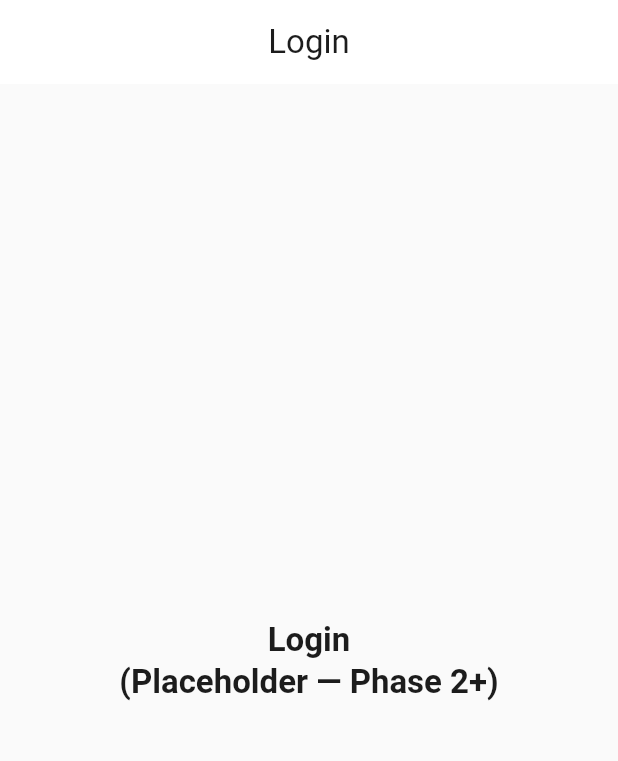
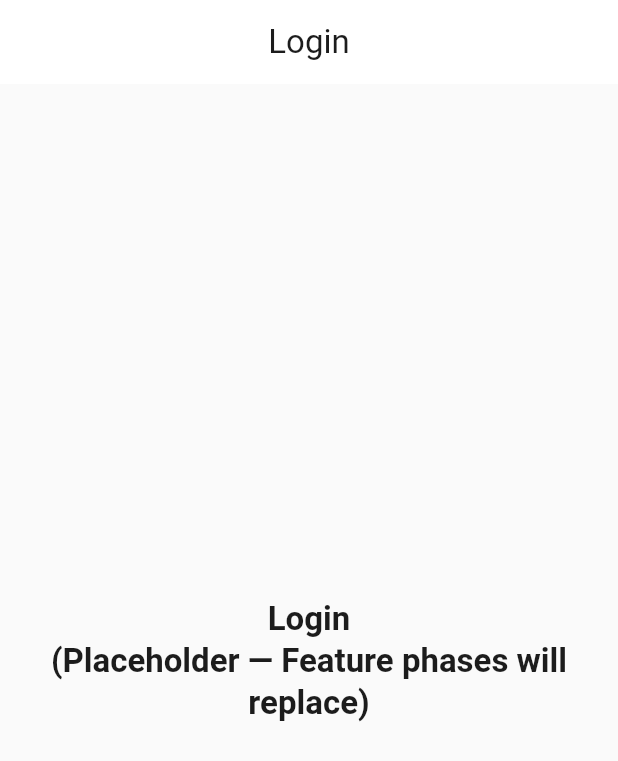
Before and after one commit to ogdevlabs/MWF, a Flutter app: the screen it shows after launch, on a phone screen of 412 x 824 dp. Shown: the top 761 px of the screen. Run offline on Flutter 3.47's test engine with Material 3 defaults, Android fonts, the phone set to English and light mode, and no system bars; our stand-ins replace connectivity_plus, drift, drift_flutter, firebase_core, flutter_riverpod, go_router and 5 more; missing offline and left inert: background_downloader; accounts and stored records are empty; generated files the repository leaves out were written again.

Commit message:
feat(02-07): convert app router to Riverpod auth provider + ConsumerWidget main
- Replace createAppRouter(isAuthenticated: bool) with @Riverpod(keepAlive: true) appRouter provider
- Router watches isAuthenticatedProvider for reactive redirect
- Add /feedback/:sessionId and /settings routes for feature phases
- Update MwfApp from StatelessWidget to ConsumerWidget watching appRouterProvider
- Add part 'app_router.g.dart' directive for code generation

```diff
--- a/mobile/lib/main.dart
+++ b/mobile/lib/main.dart
@@ -1,6 +1,7 @@
 import 'package:flutter/material.dart';
 import 'package:flutter_riverpod/flutter_riverpod.dart';
 import 'package:supabase_flutter/supabase_flutter.dart';
+
 import 'shared/theme/app_theme.dart';
 import 'shared/router/app_router.dart';
 
@@ -18,13 +19,12 @@ void main() async {
   runApp(const ProviderScope(child: MwfApp()));
 }
 
-class MwfApp extends StatelessWidget {
+class MwfApp extends ConsumerWidget {
   const MwfApp({super.key});
 
   @override
-  Widget build(BuildContext context) {
-    // TODO Phase 2: Replace with Riverpod-driven auth state
-    final router = createAppRouter(isAuthenticated: false);
+  Widget build(BuildContext context, WidgetRef ref) {
+    final router = ref.watch(appRouterProvider);
 
     return MaterialApp.router(
       title: 'Mat Pilates Coach',
--- a/mobile/lib/shared/router/app_router.dart
+++ b/mobile/lib/shared/router/app_router.dart
@@ -1,19 +1,28 @@
 import 'package:flutter/material.dart';
 import 'package:go_router/go_router.dart';
+import 'package:riverpod_annotation/riverpod_annotation.dart';
+import 'package:flutter_riverpod/flutter_riverpod.dart';
 
-GoRouter createAppRouter({required bool isAuthenticated}) {
+import '../../core/auth/auth_provider.dart';
+
+part 'app_router.g.dart';
+
+/// Provides the app router with reactive auth-based redirects.
+///
+/// Uses refreshListenable pattern: router re-evaluates redirect whenever
+/// auth state changes (sign in, sign out, token refresh).
+@Riverpod(keepAlive: true)
+GoRouter appRouter(Ref ref) {
+  final isAuth = ref.watch(isAuthenticatedProvider);
+
   return GoRouter(
     initialLocation: '/programs',
     redirect: (BuildContext context, GoRouterState state) {
-      final loggingIn = state.matchedLocation == '/login';
-      final signingUp = state.matchedLocation == '/signup';
+      final isAuthRoute = state.matchedLocation == '/login' ||
+          state.matchedLocation == '/signup';
 
-      if (!isAuthenticated) {
-        if (loggingIn || signingUp) return null;
-        return '/login';
-      }
-
-      if (loggingIn || signingUp) return '/programs';
+      if (!isAuth && !isAuthRoute) return '/login';
+      if (isAuth && isAuthRoute) return '/programs';
       return null;
     },
     routes: [
@@ -25,8 +34,7 @@ GoRouter createAppRouter({required bool isAuthenticated}) {
       GoRoute(
         path: '/signup',
         name: 'signup',
-        builder: (context, state) =>
-            const _PlaceholderScreen(title: 'Sign Up'),
+        builder: (context, state) => const _PlaceholderScreen(title: 'Sign Up'),
       ),
       GoRoute(
         path: '/onboarding',
@@ -74,6 +82,18 @@ GoRouter createAppRouter({required bool isAuthenticated}) {
         builder: (context, state) =>
             const _PlaceholderScreen(title: 'Paywall'),
       ),
+      GoRoute(
+        path: '/feedback/:sessionId',
+        name: 'feedback',
+        builder: (context, state) =>
+            const _PlaceholderScreen(title: 'Feedback'),
+      ),
+      GoRoute(
+        path: '/settings',
+        name: 'settings',
+        builder: (context, state) =>
+            const _PlaceholderScreen(title: 'Settings'),
+      ),
     ],
   );
 }
@@ -88,7 +108,7 @@ class _PlaceholderScreen extends StatelessWidget {
       appBar: AppBar(title: Text(title)),
       body: Center(
         child: Text(
-          '$title\n(Placeholder — Phase 2+)',
+          '$title\n(Placeholder — Feature phases will replace)',
           textAlign: TextAlign.center,
           style: Theme.of(context).textTheme.headlineMedium,
         ),
```
